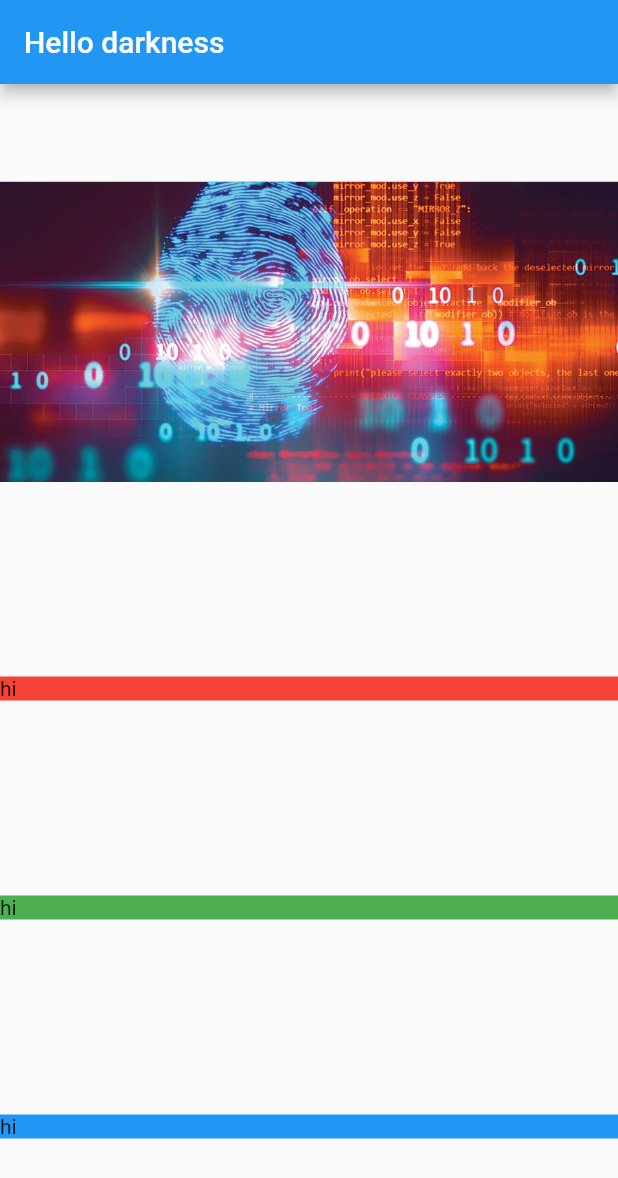
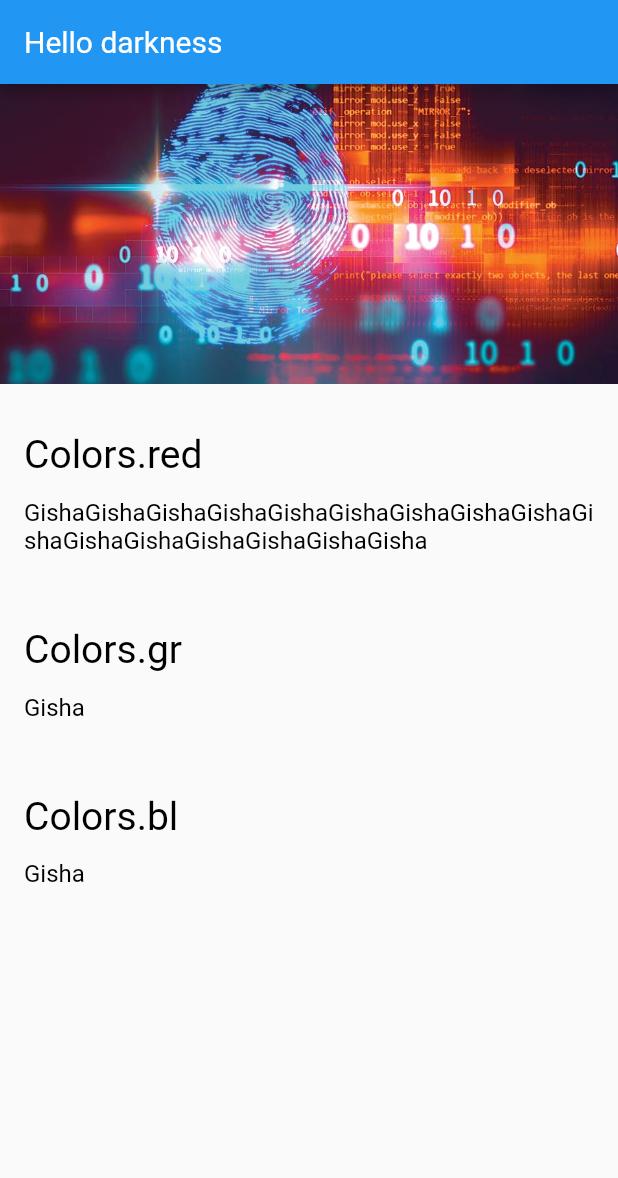
Before and after one commit to g1sha/flutter_learning_path, a Flutter app: the screen it shows after launch, on a phone screen of 412 x 824 dp. Shown: the top 1178 px of the screen. Run offline on Flutter 3.47's test engine with Material 2 defaults, Android fonts, the phone set to English and light mode, and no system bars; Roboto replaces fonts that are missing (LGC).

Commit message:
fontovi upd

```diff
--- a/lib/app.dart
+++ b/lib/app.dart
@@ -1,11 +1,20 @@
 import 'package:flutter/material.dart';
 import 'screens/home/home.dart';
+import 'style.dart';
 
 class App extends StatelessWidget {
   @override
   Widget build(BuildContext context) {
     return MaterialApp(
       home: Home(),
+      theme: ThemeData(
+          appBarTheme: AppBarTheme(
+            textTheme: TextTheme(title: AppBarTextStyle),
+          ),
+          textTheme: TextTheme(
+            title: TitleTextStyle,
+            body1: Body1TextStyle,
+          )),
     );
   }
 }
--- a/lib/screens/home/home.dart
+++ b/lib/screens/home/home.dart
@@ -10,15 +10,25 @@ class Home extends StatelessWidget {
         title: Text("Hello darkness"),
       ),
       body: Column(
-        mainAxisAlignment: MainAxisAlignment.spaceAround,
-        crossAxisAlignment: CrossAxisAlignment.stretch,
-        children: [
-          ImageBanner('assets/images/csec.jpg'),
-          TextSection(Colors.red),
-          TextSection(Colors.green),
-          TextSection(Colors.blue),
-        ],
-      ),
+          mainAxisAlignment: MainAxisAlignment.start,
+          crossAxisAlignment: CrossAxisAlignment.stretch,
+          children: [
+            ImageBanner('assets/images/csec.jpg'),
+            TextSection("Colors.red",
+                "GishaGishaGishaGishaGishaGishaGishaGishaGishaGishaGishaGishaGishaGishaGishaGisha"),
+            TextSection("Colors.gr", "Gisha"),
+            TextSection("Colors.bl", "Gisha"),
+          ]),
+      // child: Row(
+      //   mainAxisAlignment: MainAxisAlignment.spaceBetween,
+      //   crossAxisAlignment: CrossAxisAlignment.stretch,
+      //   children: [
+      //     ImageBanner('assets/images/csec.jpg'),
+      //     TextSection(Colors.red),
+      //     TextSection(Colors.green),
+      //     TextSection(Colors.blue),
+      //   ],
+      // ),
     );
   }
 }
--- a/lib/screens/home/image_banner.dart
+++ b/lib/screens/home/image_banner.dart
@@ -2,7 +2,7 @@ import 'package:flutter/material.dart';
 
 class ImageBanner extends StatelessWidget {
   final String _assetPath;
-  ImageBanner(this._assetPath) {}
+  ImageBanner(this._assetPath);
   @override
   Widget build(BuildContext context) {
     return Container(
--- a/lib/screens/home/text_section.dart
+++ b/lib/screens/home/text_section.dart
@@ -1,16 +1,31 @@
 import 'package:flutter/material.dart';
 
 class TextSection extends StatelessWidget {
-  final Color _color;
+  final String _title;
+  final String _body;
+  static const double _hPad = 16.0;
 
-  TextSection(this._color) {}
+  TextSection(this._title, this._body);
   @override
   Widget build(BuildContext context) {
-    return Container(
-      decoration: BoxDecoration(
-        color: this._color,
-      ),
-      child: Text("hi"),
-    );
+    return Column(
+        mainAxisAlignment: MainAxisAlignment.start,
+        crossAxisAlignment: CrossAxisAlignment.stretch,
+        children: [
+          Container(
+            padding: const EdgeInsets.fromLTRB(_hPad, 32.0, _hPad, 4.0),
+            child: Text(
+              _title,
+              style: Theme.of(context).textTheme.title,
+            ),
+          ),
+          Container(
+            padding: const EdgeInsets.fromLTRB(_hPad, 10.0, _hPad, _hPad),
+            child: Text(
+              _body,
+              style: Theme.of(context).textTheme.body1,
+            ),
+          ),
+        ]);
   }
 }
--- /dev/null
+++ b/lib/style.dart
@@ -0,0 +1,28 @@
+import 'package:flutter/material.dart';
+
+const LargeTextSize = 26.0;
+const MediumTextSize = 20.0;
+const BodyTextSize = 16.0;
+
+const String FontNameDefault = 'LGC';
+
+const AppBarTextStyle = TextStyle(
+  fontFamily: FontNameDefault,
+  fontWeight: FontWeight.w400,
+  fontSize: MediumTextSize,
+  color: Colors.white,
+);
+
+const TitleTextStyle = TextStyle(
+  fontFamily: FontNameDefault,
+  fontWeight: FontWeight.w400,
+  fontSize: LargeTextSize,
+  color: Colors.black,
+);
+
+const Body1TextStyle = TextStyle(
+  fontFamily: FontNameDefault,
+  fontWeight: FontWeight.w400,
+  fontSize: BodyTextSize,
+  color: Colors.black,
+);
```
Also changed, not shown: pubspec.yaml (+9 -11 lines), assets/fonts/Gazelle.ttf (added), assets/fonts/LGC.ttf (added), assets/images/gisha.jpg (added), 1 other file.
